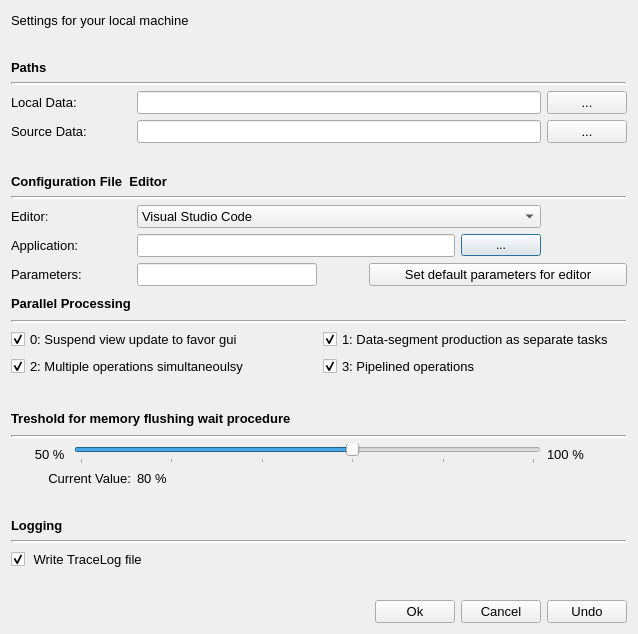
Qt form qtgui/exe/res/ui/DmsLocalMachineOptionsWindow.ui (ObjectVision/GeoDMS) before a commit.
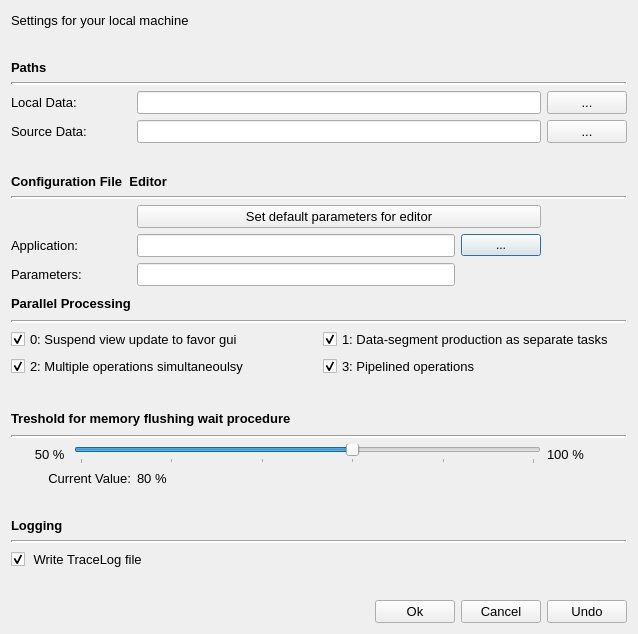
The same form after that commit. Icons and pictures are not drawn.

Commit message: #1125 editor settings: drop preset combobox for a defaults popup; store only the command line

```diff
--- a/qtgui/exe/res/ui/DmsLocalMachineOptionsWindow.ui
+++ b/qtgui/exe/res/ui/DmsLocalMachineOptionsWindow.ui
@@ -223,18 +223,6 @@
        </property>
       </widget>
      </item>
-     <item row="9" column="0" colspan="2">
-      <widget class="QLabel" name="lbl_editor_label">
-       <property name="font">
-        <font>
-         <pointsize>10</pointsize>
-        </font>
-       </property>
-       <property name="text">
-        <string>Editor:</string>
-       </property>
-      </widget>
-     </item>
      <item row="10" column="0" colspan="2">
       <widget class="QLabel" name="lbl_applications">
        <property name="font">
@@ -270,35 +258,6 @@
        </property>
       </widget>
      </item>
-     <item row="9" column="2" colspan="8">
-      <widget class="QComboBox" name="m_editor_preset">
-       <property name="font">
-        <font>
-         <pointsize>10</pointsize>
-        </font>
-       </property>
-       <item>
-        <property name="text">
-         <string>Visual Studio Code</string>
-        </property>
-       </item>
-       <item>
-        <property name="text">
-         <string>Visual Studio</string>
-        </property>
-       </item>
-       <item>
-        <property name="text">
-         <string>Notepad++</string>
-        </property>
-       </item>
-       <item>
-        <property name="text">
-         <string>Custom...</string>
-        </property>
-       </item>
-      </widget>
-     </item>
      <item row="10" column="2" colspan="7">
       <widget class="QLineEdit" name="m_editor_input">
        <property name="font">
@@ -551,7 +510,7 @@
        </property>
       </widget>
      </item>
-     <item row="11" column="7" colspan="4">
+     <item row="9" column="2" colspan="8">
       <widget class="QPushButton" name="m_set_editor_parameters">
        <property name="font">
         <font>
@@ -563,7 +522,7 @@
        </property>
       </widget>
      </item>
-     <item row="11" column="2" colspan="4">
+     <item row="11" column="2" colspan="7">
       <widget class="QLineEdit" name="m_editor_parameters_input">
        <property name="font">
         <font>
@@ -572,7 +531,7 @@
        </property>
       </widget>
      </item>
-     <item row="11" column="6">
+     <item row="11" column="9">
       <widget class="QPushButton" name="m_param_info">
        <property name="cursor">
         <cursorShape>WhatsThisCursor</cursorShape>
```
The commit also changes 6 other files.
